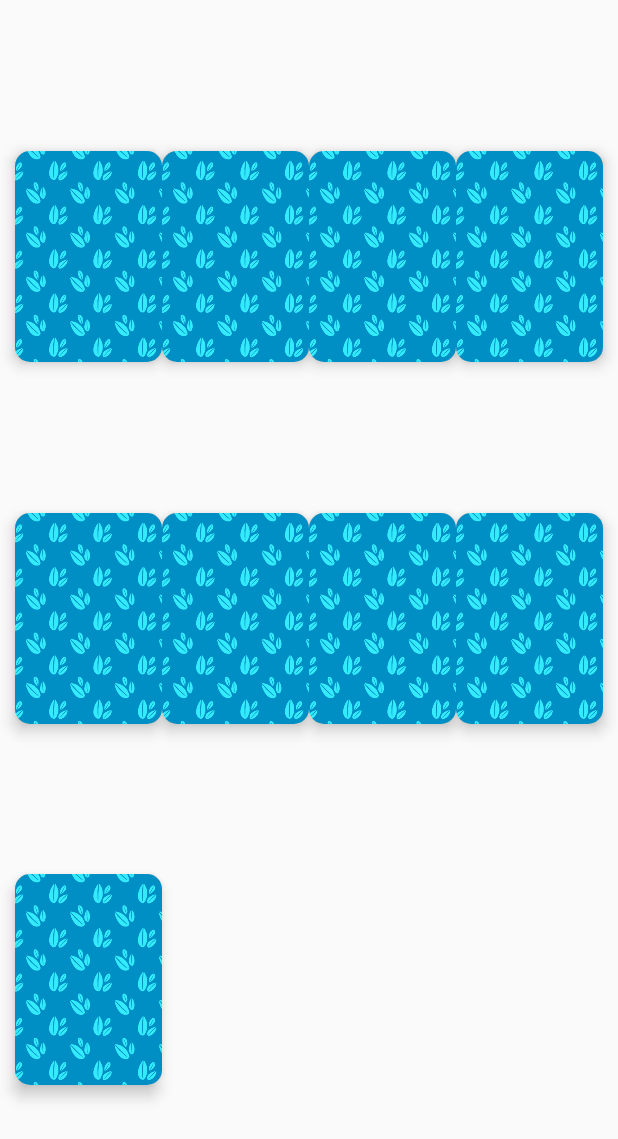
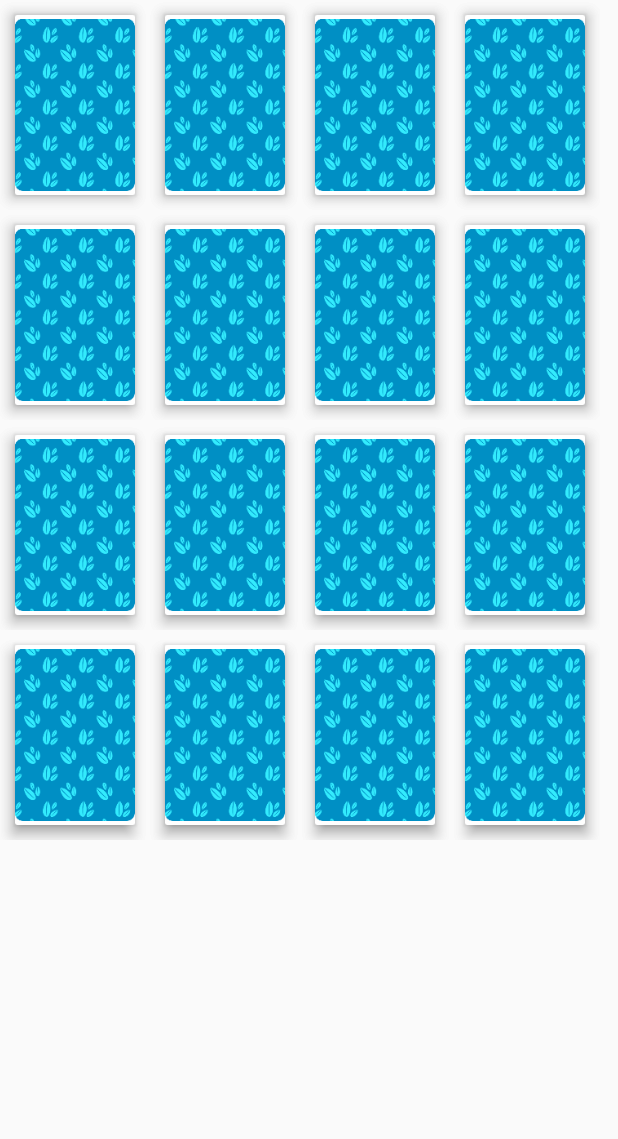
Before and after one commit to jmarsican/memogame, an Android app: the screen it shows after launch (MainActivity), on a phone screen of 412 x 824 dp. Shown: the top 1139 px of the screen. Run offline under Robolectric (Android 15) with nearby library versions, the phone set to English and light mode, and no system bars; our stand-ins replace FlexboxLayout, Timber; plain views replace EasyFlipView.

Commit message:
dinamically add cards

```diff
--- a/app/src/main/java/com/javiermarsicano/memogame/views/gameplay/GameplayFragment.kt
+++ b/app/src/main/java/com/javiermarsicano/memogame/views/gameplay/GameplayFragment.kt
@@ -5,11 +5,8 @@ import android.os.Bundle
 import android.view.LayoutInflater
 import android.view.View
 import android.view.ViewGroup
-import androidx.constraintlayout.widget.ConstraintLayout
-import androidx.constraintlayout.widget.ConstraintSet
 import androidx.fragment.app.Fragment
 import com.javiermarsicano.memogame.R
-import kotlinx.android.synthetic.main.fragment_gameplay.*
 
 private const val ARG_PARAM1 = "param1"
 private const val ARG_PARAM2 = "param2"
@@ -22,28 +19,30 @@ class GameplayFragment : Fragment() {
     override fun onCreate(savedInstanceState: Bundle?) {
         super.onCreate(savedInstanceState)
         arguments?.let {
-            height = 3
-            width = 3
+            height = 4
+            width = 4
         }
     }
 
     override fun onCreateView(inflater: LayoutInflater, container: ViewGroup?,
                               savedInstanceState: Bundle?): View? {
-        val view = inflater.inflate(R.layout.fragment_gameplay, container, false) as ConstraintLayout
+        val view = inflater.inflate(R.layout.fragment_gameplay, container, false) as ViewGroup
 
 
         ids = ArrayList(width*height)
 
         val matrix = Array(width) {IntArray(height)}
         for (i in 0 until height) {
+            val row = inflater.inflate(R.layout.row, view, false) as ViewGroup
             for (j in 0 until width) {
                 val card = inflater.inflate(R.layout.memocard, null)
                 val id = View.generateViewId()
                 card.id = id
                 matrix[j][i] = id
                 ids?.add(id)
-                view.addView(card)
+                row.addView(card)
             }
+            view.addView(row)
         }
 
 
@@ -53,7 +52,6 @@ class GameplayFragment : Fragment() {
     override fun onViewCreated(view: View, savedInstanceState: Bundle?) {
         super.onViewCreated(view, savedInstanceState)
 
-        flow_helper.referencedIds = ids?.toIntArray()
 
     }
 
--- a/app/src/main/res/layout/card_back.xml
+++ b/app/src/main/res/layout/card_back.xml
@@ -1,9 +1,14 @@
 <?xml version="1.0" encoding="utf-8"?>
-<androidx.cardview.widget.CardView
-    android:id="@+id/card_front"
+<androidx.cardview.widget.CardView android:id="@+id/card_front"
     xmlns:android="http://schemas.android.com/apk/res/android"
+    app:cardElevation="@dimen/card_elevation"
+    android:layout_marginTop="@dimen/distance_between_cards"
+    android:layout_marginStart="@dimen/distance_between_cards"
+    android:layout_marginBottom="@dimen/distance_between_cards"
+    android:layout_marginEnd="@dimen/distance_between_cards"
     android:layout_width="match_parent"
-    android:layout_height="match_parent">
+    android:layout_height="match_parent"
+    xmlns:app="http://schemas.android.com/apk/res-auto">
 
     <ImageView
         android:id="@+id/image_back"
--- a/app/src/main/res/layout/fragment_gameplay.xml
+++ b/app/src/main/res/layout/fragment_gameplay.xml
@@ -1,24 +1,8 @@
 <?xml version="1.0" encoding="utf-8"?>
-<androidx.constraintlayout.widget.ConstraintLayout
+<LinearLayout
     xmlns:android="http://schemas.android.com/apk/res/android"
     xmlns:tools="http://schemas.android.com/tools"
-    xmlns:app="http://schemas.android.com/apk/res-auto"
     android:layout_width="match_parent"
     android:layout_height="match_parent"
-    tools:context=".views.gameplay.GameplayFragment">
-
-
-    <androidx.constraintlayout.helper.widget.Flow
-        android:id="@+id/flow_helper"
-        android:layout_width="match_parent"
-        android:layout_height="match_parent"
-        app:flow_wrapMode="aligned"
-        app:flow_horizontalStyle="packed"
-        app:layout_constraintStart_toStartOf="parent"
-        app:layout_constraintEnd_toEndOf="parent"
-        app:layout_constraintBottom_toBottomOf="parent"
-        app:layout_constraintTop_toTopOf="parent"/>
-
-
-
-</androidx.constraintlayout.widget.ConstraintLayout>
+    android:orientation="vertical"
+    tools:context=".views.gameplay.GameplayFragment"/>
--- a/app/src/main/res/layout/memocard.xml
+++ b/app/src/main/res/layout/memocard.xml
@@ -1,37 +1,41 @@
 <?xml version="1.0" encoding="utf-8"?>
-<androidx.cardview.widget.CardView
+<FrameLayout
     xmlns:app="http://schemas.android.com/apk/res-auto"
     xmlns:card_view="http://schemas.android.com/apk/res-auto"
     xmlns:android="http://schemas.android.com/apk/res/android"
-    xmlns:tools="http://schemas.android.com/tools"
     android:id="@+id/card_view"
     android:layout_gravity="center"
     android:layout_width="wrap_content"
-    android:layout_height="wrap_content"
-    android:layout_marginStart="10dp"
-    card_view:cardCornerRadius="10dp"
-    card_view:cardElevation="6dp"
-    tools:showIn="@layout/fragment_gameplay">
+    android:layout_height="wrap_content">
 
     <com.wajahatkarim3.easyflipview.EasyFlipView
         android:id="@+id/cardFlipView"
-        android:layout_width="wrap_content"
-        android:layout_height="wrap_content"
+        android:layout_width="@dimen/card_width"
+        android:layout_height="@dimen/card_height"
         app:flipEnabled="true"
         app:flipDuration="400"
         app:flipType="horizontal"
         app:flipFrom="back"
         app:autoFlipBack="true"
         app:autoFlipBackTime="1000">
+        <androidx.cardview.widget.CardView
+            android:layout_width="wrap_content"
+            card_view:cardElevation="@dimen/card_elevation"
+            android:layout_marginTop="@dimen/distance_between_cards"
+            android:layout_marginStart="@dimen/distance_between_cards"
+            android:layout_marginBottom="@dimen/distance_between_cards"
+            android:layout_marginEnd="@dimen/distance_between_cards"
+            android:layout_height="wrap_content">
 
         <ImageView
             android:id="@+id/card_cover"
             android:src="@mipmap/memory_cat_card"
             android:layout_width="wrap_content"
             android:layout_height="wrap_content" />
+        </androidx.cardview.widget.CardView>
 
         <include layout="@layout/card_back" />
 
     </com.wajahatkarim3.easyflipview.EasyFlipView>
 
-</androidx.cardview.widget.CardView>
+</FrameLayout>
--- /dev/null
+++ b/app/src/main/res/layout/row.xml
@@ -0,0 +1,10 @@
+<?xml version="1.0" encoding="utf-8"?>
+<com.google.android.flexbox.FlexboxLayout
+    xmlns:app="http://schemas.android.com/apk/res-auto"
+    xmlns:android="http://schemas.android.com/apk/res/android"
+    xmlns:tools="http://schemas.android.com/tools"
+    android:layout_width="wrap_content"
+    android:layout_height="wrap_content"
+    app:alignItems="stretch"
+    app:alignContent="stretch"
+    tools:showIn="@layout/fragment_gameplay" />
--- a/app/src/main/res/values/dimens.xml
+++ b/app/src/main/res/values/dimens.xml
@@ -1,4 +1,8 @@
 <?xml version="1.0" encoding="utf-8"?>
 <resources>
     <dimen name="loader_margin">8dp</dimen>
+    <dimen name="card_elevation">6dp</dimen>
+    <dimen name="card_width">100dp</dimen>
+    <dimen name="card_height">140dp</dimen>
+    <dimen name="distance_between_cards">10dp</dimen>
 </resources>
```
